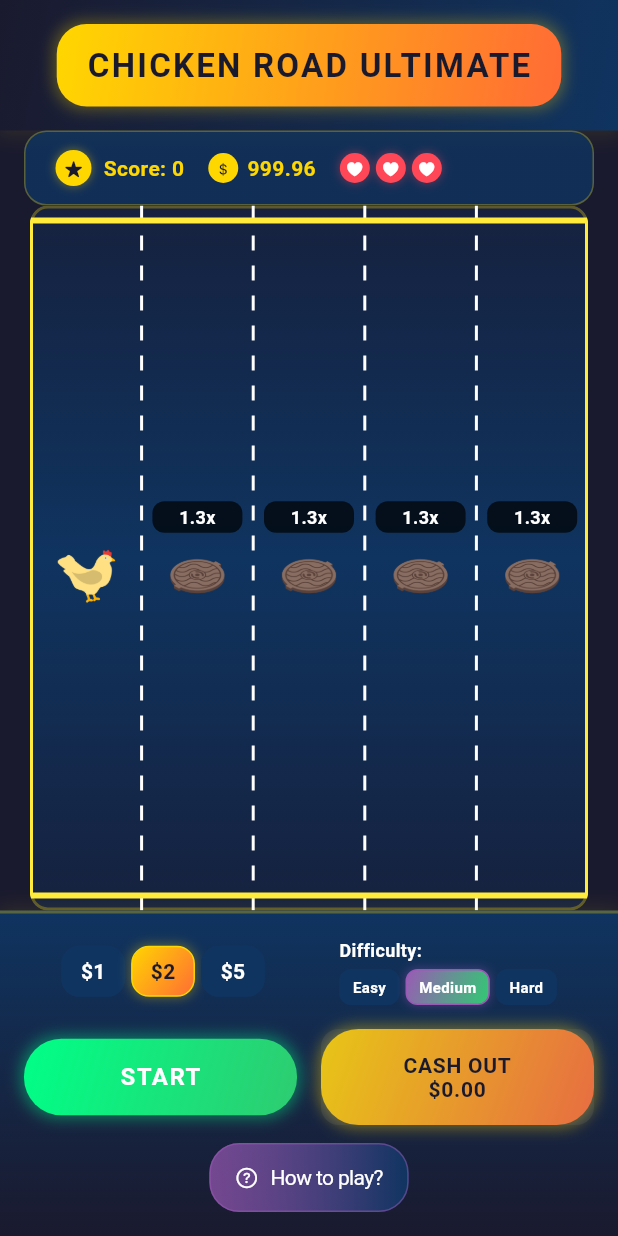
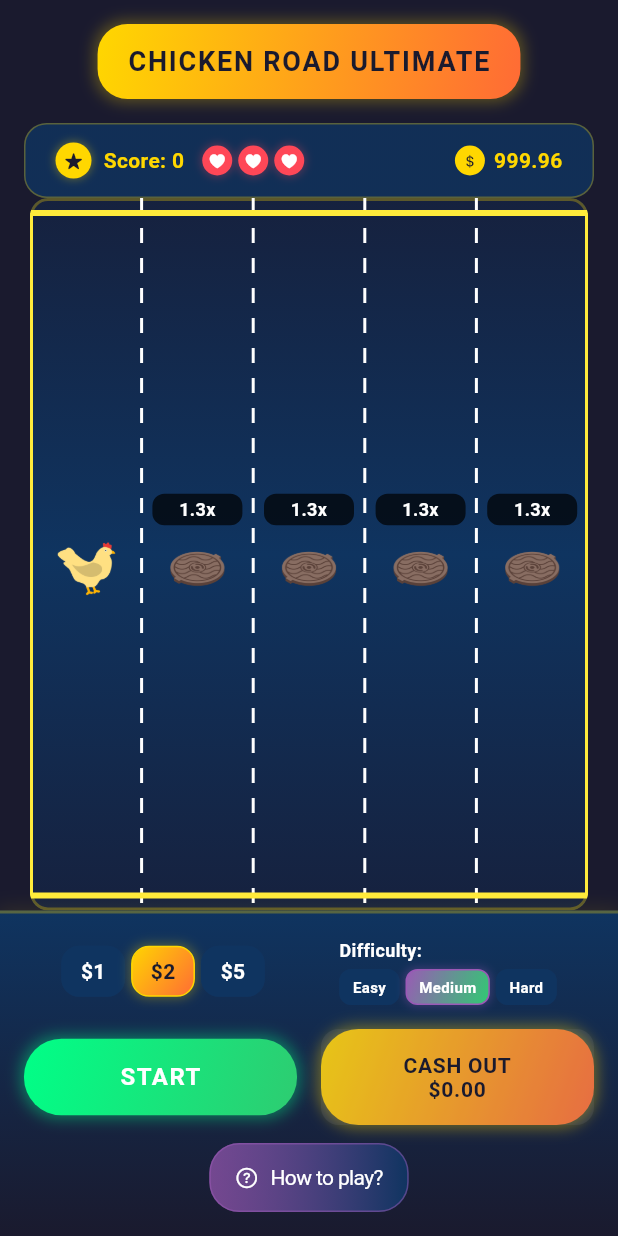
Before and after one commit to md-dvl/chicken_road_hc, a Flutter app: the screen it shows after launch, on a phone screen of 412 x 824 dp. Run offline on Flutter 3.47's test engine with Material 3 defaults, Android fonts, the light colour scheme and no system bars.

Commit message:
19 commit

```diff
--- a/lib/screens/chicken_road_screen.dart
+++ b/lib/screens/chicken_road_screen.dart
@@ -189,20 +189,7 @@ class _ChickenRoadScreenState extends State<ChickenRoadScreen>
   Widget _buildHeader() {
     return Container(
       padding: const EdgeInsets.all(16),
-      decoration: BoxDecoration(
-        gradient: LinearGradient(
-          colors: [darkBackground, panelGrey],
-          begin: Alignment.topLeft,
-          end: Alignment.bottomRight,
-        ),
-        boxShadow: [
-          BoxShadow(
-            color: goldColor.withOpacity(0.1),
-            blurRadius: 10,
-            spreadRadius: 2,
-          ),
-        ],
-      ),
+      decoration: BoxDecoration(color: darkBackground),
       child: Center(
         child: Container(
           padding: const EdgeInsets.symmetric(horizontal: 20, vertical: 12),
@@ -225,9 +212,9 @@ class _ChickenRoadScreenState extends State<ChickenRoadScreen>
             'CHICKEN ROAD ULTIMATE',
             style: TextStyle(
               color: darkBackground,
-              fontSize: 22,
+              fontSize: 18,
               fontWeight: FontWeight.bold,
-              letterSpacing: 1.5,
+              letterSpacing: 1.2,
             ),
           ),
         ),
@@ -251,7 +238,7 @@ class _ChickenRoadScreenState extends State<ChickenRoadScreen>
       child: Row(
         mainAxisAlignment: MainAxisAlignment.spaceBetween,
         children: [
-          // Score, Balance and lives
+          // Score and lives (closer together)
           Row(
             children: [
               Container(
@@ -282,30 +269,7 @@ class _ChickenRoadScreenState extends State<ChickenRoadScreen>
                   fontWeight: FontWeight.bold,
                 ),
               ),
-              const SizedBox(width: 16),
-              // Balance display
-              Container(
-                padding: const EdgeInsets.all(4),
-                decoration: BoxDecoration(
-                  color: goldColor,
-                  shape: BoxShape.circle,
-                ),
-                child: const Icon(
-                  CupertinoIcons.money_dollar,
-                  color: darkBackground,
-                  size: 12,
-                ),
-              ),
-              const SizedBox(width: 6),
-              Text(
-                '${game.balance.toStringAsFixed(2)}',
-                style: const TextStyle(
-                  color: goldColor,
-                  fontSize: 14,
-                  fontWeight: FontWeight.bold,
-                ),
-              ),
-              const SizedBox(width: 16),
+              const SizedBox(width: 12),
               Row(
                 children: List.generate(
                   3,
@@ -335,6 +299,33 @@ class _ChickenRoadScreenState extends State<ChickenRoadScreen>
                       size: 12,
                     ),
                   ),
+                ),
+              ),
+            ],
+          ),
+
+          // Balance display (moved to the right)
+          Row(
+            children: [
+              Container(
+                padding: const EdgeInsets.all(4),
+                decoration: BoxDecoration(
+                  color: goldColor,
+                  shape: BoxShape.circle,
+                ),
+                child: const Icon(
+                  CupertinoIcons.money_dollar,
+                  color: darkBackground,
+                  size: 12,
+                ),
+              ),
+              const SizedBox(width: 6),
+              Text(
+                '${game.balance.toStringAsFixed(2)}',
+                style: const TextStyle(
+                  color: goldColor,
+                  fontSize: 14,
+                  fontWeight: FontWeight.bold,
                 ),
               ),
             ],
```
